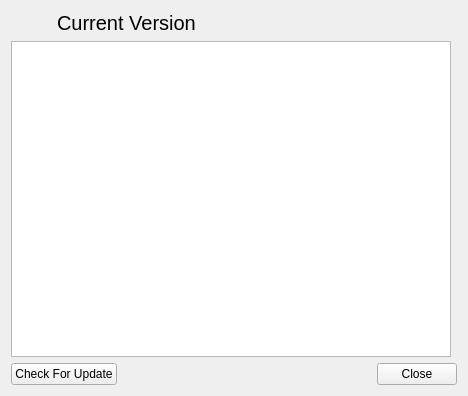
Old version of the form CertMan/about_dlg.ui in the repository jykim74/CertMan.
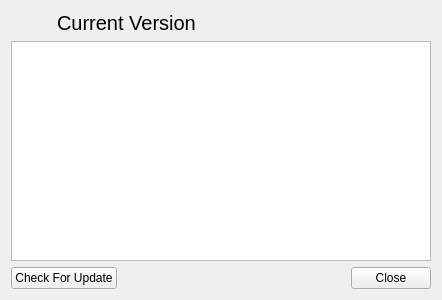
New version of the form. Icons and pictures are not drawn.

Diff of the .ui file:
```diff
--- a/CertMan/about_dlg.ui
+++ b/CertMan/about_dlg.ui
@@ -6,15 +6,18 @@
    <rect>
     <x>0</x>
     <y>0</y>
-    <width>468</width>
-    <height>396</height>
+    <width>442</width>
+    <height>300</height>
    </rect>
   </property>
   <property name="windowTitle">
    <string>About CertMan</string>
   </property>
   <layout class="QGridLayout" name="gridLayout">
-   <item row="1" column="0" colspan="2">
+   <item row="2" column="0" colspan="3">
+    <widget class="QTextBrowser" name="mAboutText"/>
+   </item>
+   <item row="1" column="0" colspan="3">
     <layout class="QGridLayout" name="gridLayout_2">
      <property name="topMargin">
       <number>0</number>
@@ -66,7 +69,7 @@
      </item>
     </layout>
    </item>
-   <item row="3" column="0" colspan="2">
+   <item row="3" column="0" colspan="3">
     <layout class="QGridLayout" name="gridLayout_3">
      <property name="topMargin">
       <number>0</number>
@@ -100,9 +103,6 @@
      </item>
     </layout>
    </item>
-   <item row="2" column="0">
-    <widget class="QTextBrowser" name="mAboutText"/>
-   </item>
   </layout>
  </widget>
  <tabstops>
```
Left out of the diff: 4 changed lines with no effect on the pictures.
